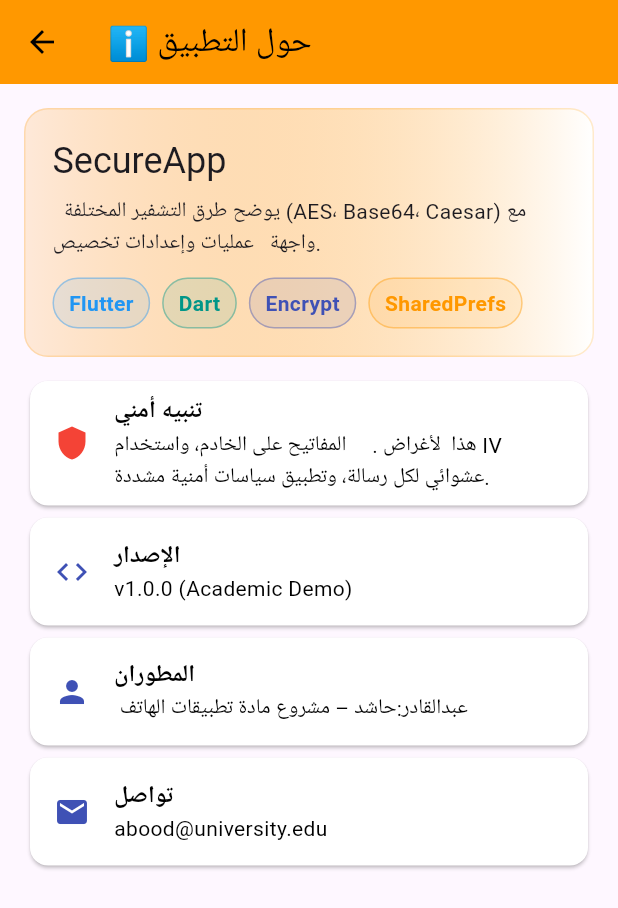
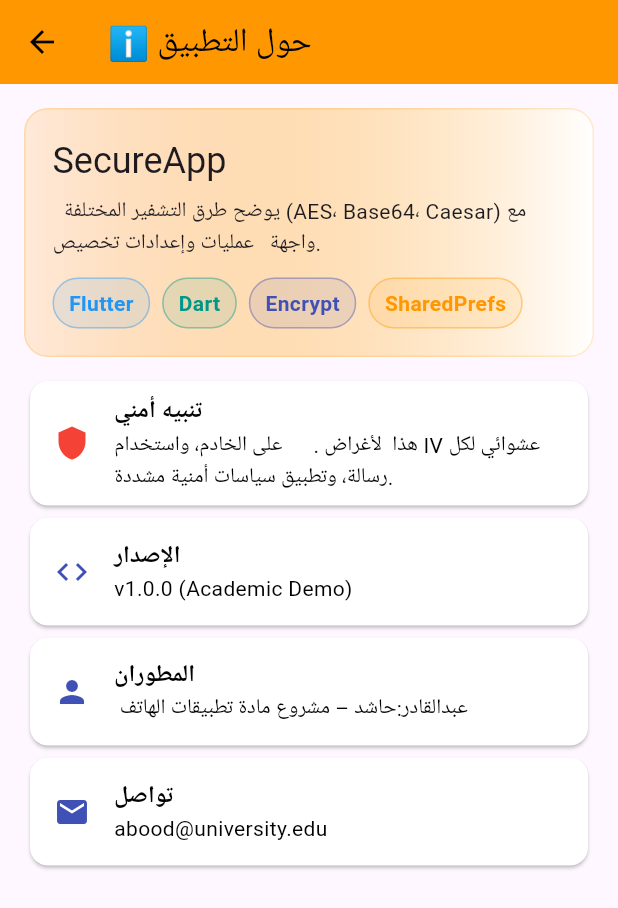
Before and after one commit to hashedalmaswi/my-project, a Flutter app: the AboutPage screen opened directly, on a phone screen of 412 x 824 dp. Shown: the top 908 px of the screen. Run offline on Flutter 3.47's test engine with Material 3 defaults, Android fonts, the phone set to English and light mode, and no system bars; our stand-ins replace shared_preferences; missing offline and left inert: encrypt; accounts and stored records are empty.

```diff
--- a/lib/about_page.dart
+++ b/lib/about_page.dart
@@ -69,7 +69,7 @@ class AboutPage extends StatelessWidget {
           ),
           const SizedBox(height: 12),
           _tile(Icons.shield, 'تنبيه أمني',
-              'هذا  لأغراض .     المفاتيح على الخادم، واستخدام IV عشوائي لكل رسالة، وتطبيق سياسات أمنية مشددة.',
+              'هذا  لأغراض .      على الخادم، واستخدام IV عشوائي لكل رسالة، وتطبيق سياسات أمنية مشددة.',
               color: Colors.red),
           _tile(Icons.code, 'الإصدار', 'v1.0.0 (Academic Demo)'),
           _tile(Icons.person, 'المطوران', ' عبدالقادر:حاشد – مشروع مادة تطبيقات الهاتف'),
```
